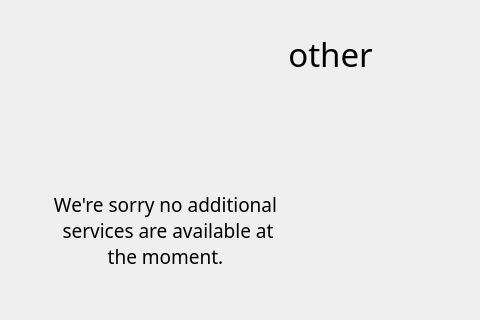
Qt form ATM/other.ui (Darina77/ATMProject) before a commit; both pictures show x 120 to 600 and y 0 to 320 of the 600 by 450 pixel window.
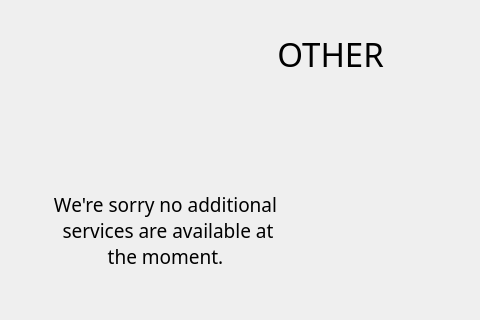
The same form after that commit. Icons and pictures are not drawn.

Patch:
```diff
--- a/ATM/other.ui
+++ b/ATM/other.ui
@@ -124,7 +124,7 @@
 }</string>
    </property>
    <property name="text">
-    <string>                                   other</string>
+    <string>                                   OTHER</string>
    </property>
    <property name="alignment">
     <set>Qt::AlignCenter</set>
```
